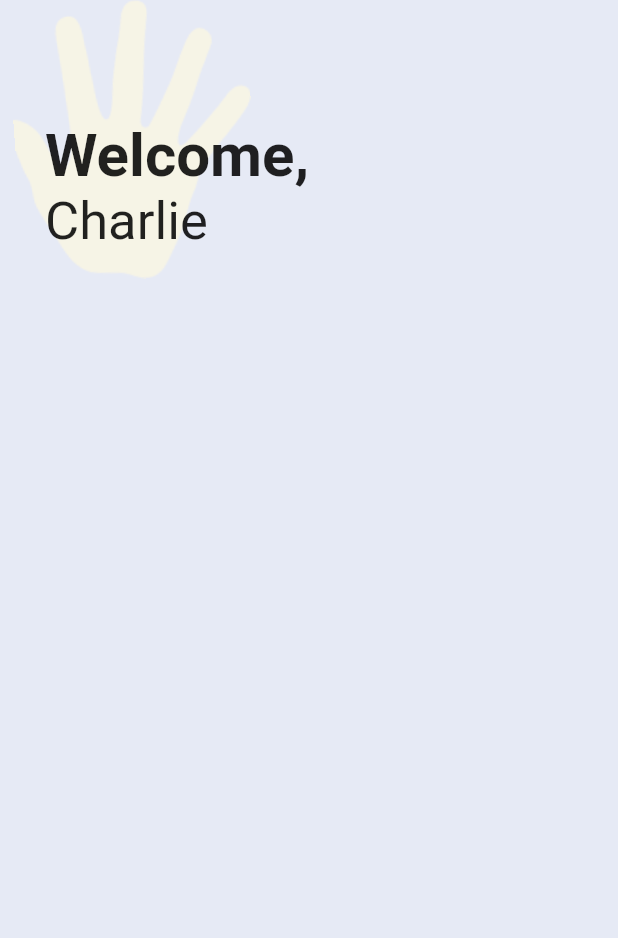
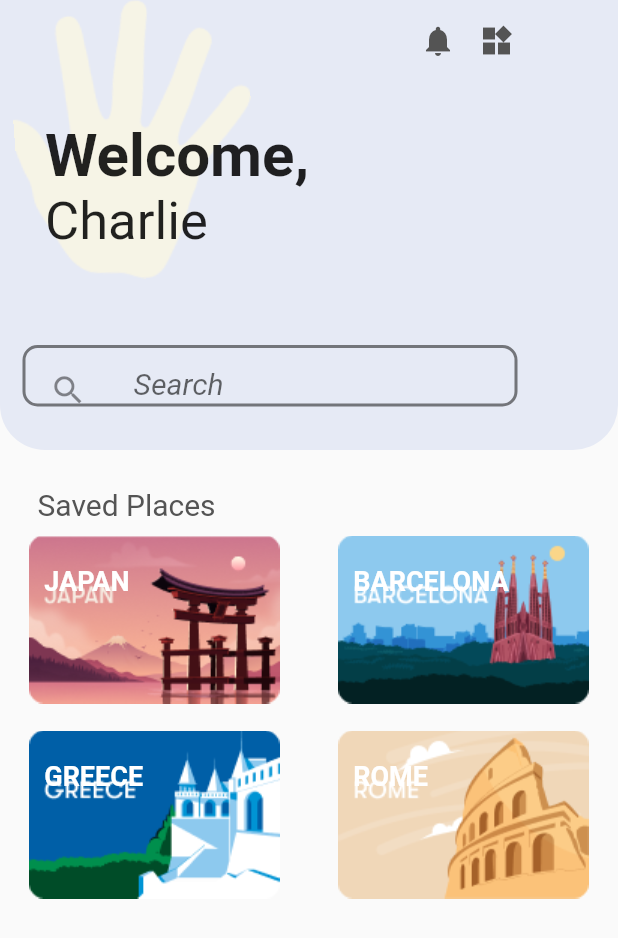
Before and after one commit to Felipe-dot/Travel-app, a Flutter app: the screen it shows after launch, on a phone screen of 412 x 824 dp. Shown: the top 938 px of the screen. Run offline on Flutter 3.47's test engine with Material 2 defaults, Android fonts, the phone set to English and light mode, and no system bars.

Commit message:
Iniciei o desenvolvimento de lugares salvos

```diff
--- a/lib/screens/my_homepage_screen.dart
+++ b/lib/screens/my_homepage_screen.dart
@@ -1,5 +1,7 @@
+import 'dart:ui';
+
 import 'package:flutter/material.dart';
-import 'dart:math' as math;
+import 'package:travelapp/components/my_header.dart';
 import '../constant.dart';
 
 class MyHomePage extends StatelessWidget {
@@ -8,60 +10,95 @@ class MyHomePage extends StatelessWidget {
   @override
   Widget build(BuildContext context) {
     return Scaffold(
-      // appBar: AppBar(
-      //   backgroundColor: lightWhite,
-      //   elevation: 0,
-      //   actions: [
-      //     Icon(Icons.notifications),
-      //     Icon(Icons.widgets),
-      //   ],
-      // ),
-      body: Container(
-        height: double.infinity,
-        width: double.infinity,
-        decoration: const BoxDecoration(
-          color: lightWhite,
-        ),
-        child: Stack(
+      body: ListView(
         children: [
-            Positioned(
-              top: 0,
-              left: 10,
-              child: Transform.rotate(
-                angle: -4.35 * math.pi / 180,
-                child: Image.asset(
-                  'assets/images/light_hand.png',
-                  fit: BoxFit.cover,
+          Column(
+            children: [
+              const MyHeader(),
+              Row(
+                children: [
+                  Container(
+                    margin: EdgeInsets.only(left: 25, top: 25),
+                    child: Text(
+                      "Saved Places",
+                      style: TextStyle(
+                        fontSize: 20,
+                        color: Color(0xff545454),
                       ),
                     ),
                   ),
-            Positioned(
-              top: 80,
-              left: 30,
+                ],
+              ),
+              Container(
+                height: 260,
                 child: Column(
-                crossAxisAlignment: CrossAxisAlignment.start,
+                  mainAxisAlignment: MainAxisAlignment.spaceAround,
                   children: [
-                  Text(
-                    "Welcome,",
-                    style: TextStyle(
-                      fontSize: 40,
-                      fontWeight: FontWeight.w700,
+                    Row(
+                      mainAxisAlignment: MainAxisAlignment.spaceAround,
+                      children: const [
+                        MyPlace(
+                          imageTitle: "JAPAN",
+                          imageAsset: "assets/images/Japan.png",
                         ),
-                    textAlign: TextAlign.left,
+                        MyPlace(
+                          imageTitle: "BARCELONA",
+                          imageAsset: "assets/images/Barcelona.png",
                         ),
-                  Text(
-                    "Charlie",
-                    style: TextStyle(
-                      fontSize: 35,
+                      ],
                     ),
-                    textAlign: TextAlign.left,
+                    Row(
+                      mainAxisAlignment: MainAxisAlignment.spaceAround,
+                      children: const [
+                        MyPlace(
+                          imageTitle: "GREECE",
+                          imageAsset: "assets/images/Greece.png",
+                        ),
+                        MyPlace(
+                          imageTitle: "ROME",
+                          imageAsset: "assets/images/Rome.png",
+                        ),
+                      ],
                     ),
                   ],
                 ),
               ),
             ],
           ),
+        ],
       ),
     );
   }
 }
+
+class MyPlace extends StatelessWidget {
+  final String imageAsset;
+  final String imageTitle;
+
+  const MyPlace({Key? key, required this.imageAsset, required this.imageTitle})
+      : super(key: key);
+
+  @override
+  Widget build(BuildContext context) {
+    return Stack(
+      children: [
+        Image.asset(
+          imageAsset,
+          fit: BoxFit.cover,
+        ),
+        Positioned(
+          left: 10,
+          top: 20,
+          child: Text(
+            imageTitle,
+            style: TextStyle(
+              fontSize: 18,
+              fontWeight: FontWeight.w600,
+              color: Colors.white,
+            ),
+          ),
+        ),
+      ],
+    );
+  }
+}
```
Lines whose indentation alone changed are shown as unchanged.
